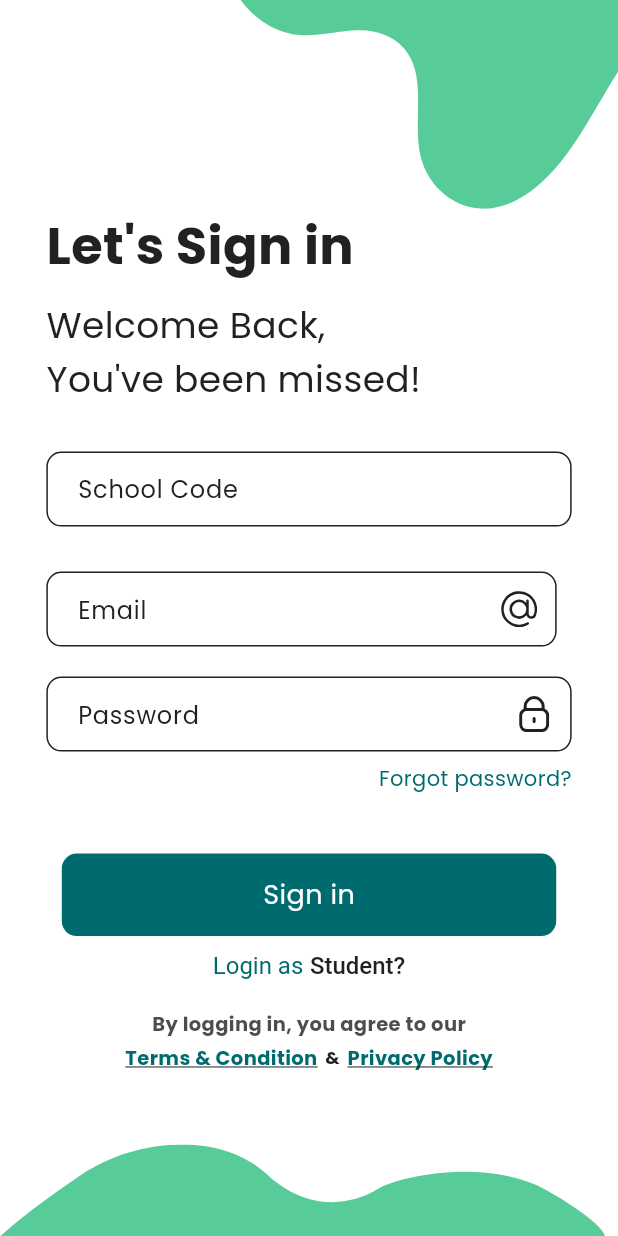
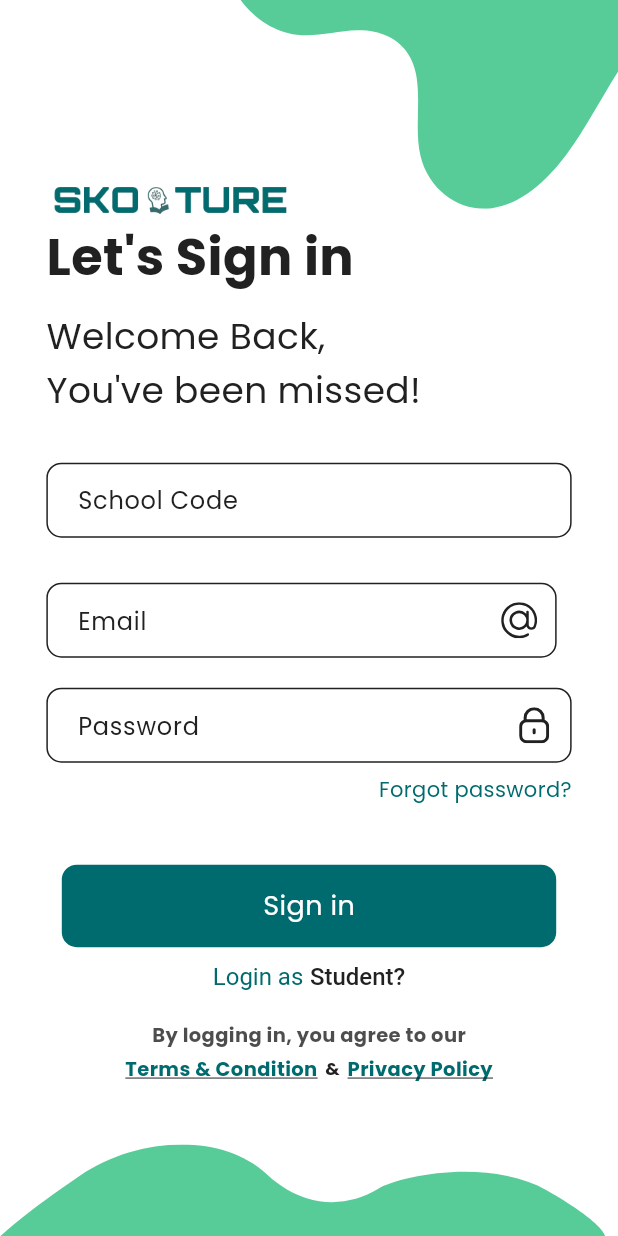
Before and after one commit to Mohamedghaly/SkootureStudent, a Flutter app: the AuthScreen screen opened by its route, after a tap on an icon or button, on a phone screen of 412 x 824 dp. Run offline on Flutter 3.47's test engine with Material 3 defaults, Android fonts, the phone set to English and light mode, and no system bars; our stand-ins replace awesome_notifications, bloc, cached_network_image, carousel_slider, device_info_plus, dio and 29 more; missing offline and left inert: curl_logger_dio_interceptor, flutter_stripe, flutter_tex, razorpay_flutter; accounts and stored records are empty; project files that could hold a hidden picture were left out.

Commit message:
- update faceID icon - add skooture logo to login screes (parent & student) - hide version string if its empty - hide share and rate app

```diff
--- a/lib/cubits/appConfigurationCubit.dart
+++ b/lib/cubits/appConfigurationCubit.dart
@@ -1,8 +1,6 @@
 import 'dart:io';
-
 import 'package:eschool/data/models/appConfiguration.dart';
 import 'package:eschool/data/repositories/systemInfoRepository.dart';
-
 import 'package:flutter_bloc/flutter_bloc.dart';
 
 abstract class AppConfigurationState {}
--- a/lib/ui/screens/auth/authScreen.dart
+++ b/lib/ui/screens/auth/authScreen.dart
@@ -108,8 +108,13 @@ class _AuthScreenState extends State<AuthScreen> with TickerProviderStateMixin {
                         return Column(
                           mainAxisAlignment: MainAxisAlignment.center,
                           children: [
-                            //
-
+                            Image.asset(
+                              "assets/images/skootureLogo.png",
+                              height: boxConstraints.maxHeight * (0.1),
+                            ),
+                            SizedBox(
+                              height: boxConstraints.maxHeight * (0.05),
+                            ),
                             Padding(
                               padding: EdgeInsets.symmetric(
                                 horizontal:
--- a/lib/ui/screens/auth/parentLoginScreen.dart
+++ b/lib/ui/screens/auth/parentLoginScreen.dart
@@ -147,7 +147,9 @@ class _ParentLoginScreenState extends State<ParentLoginScreen>
     if (canCheckBiometrics) {
       final bool authenticated = await BiometricUtils.authenticate();
       if (authenticated) {
-        context.read<BioAuthCubit>().authenticateWithBiometrics(isStudent: false);
+        context
+            .read<BioAuthCubit>()
+            .authenticateWithBiometrics(isStudent: false);
       }
     }
   }
@@ -225,23 +227,31 @@ class _ParentLoginScreenState extends State<ParentLoginScreen>
         ? BiometricType.face
         : _availableBiometrics.first;
 
-    final icon = biometricType == BiometricType.face
-        ? Icons.face
-        : Icons.fingerprint;
+    final isFace = biometricType == BiometricType.face;
 
-    return AspectRatio(
-      aspectRatio: 1.0,
+    return SizedBox(
+      width: 50.0,
+      height: 50.0,
       child: GestureDetector(
         onTap: _signInWithBiometrics,
         child: Container(
+          padding: const EdgeInsets.all(12),
           decoration: BoxDecoration(
             borderRadius: BorderRadius.circular(10),
             color: Theme.of(context).colorScheme.primary,
           ),
-          child: Icon(
-            icon,
-            color: Theme.of(context).scaffoldBackgroundColor,
-          ),
+          child: isFace
+              ? SvgPicture.asset(
+                  "assets/images/faceID.svg",
+                  colorFilter: ColorFilter.mode(
+                    Theme.of(context).scaffoldBackgroundColor,
+                    BlendMode.srcIn,
+                  ),
+                )
+              : Icon(
+                  Icons.fingerprint,
+                  color: Theme.of(context).scaffoldBackgroundColor,
+                ),
         ),
       ),
     );
@@ -254,7 +264,9 @@ class _ParentLoginScreenState extends State<ParentLoginScreen>
         opacity: _formAnimation,
         child: Padding(
           padding: EdgeInsets.only(
-            bottom: MediaQuery.of(context).viewInsets.bottom, //to make UI scrollable when keyboard is opened
+            bottom: MediaQuery.of(context)
+                .viewInsets
+                .bottom, //to make UI scrollable when keyboard is opened
           ),
           child: SizedBox(
             height: MediaQuery.of(context).size.height,
@@ -268,13 +280,20 @@ class _ParentLoginScreenState extends State<ParentLoginScreen>
                 padding: EdgeInsets.only(
                   left: MediaQuery.of(context).size.width * (0.075),
                   right: MediaQuery.of(context).size.width * (0.075),
-                  top: MediaQuery.of(context).size.height * (0.17),
+                  top: MediaQuery.of(context).size.height * (0.15),
                 ),
                 child: Form(
                   child: Column(
                     crossAxisAlignment: CrossAxisAlignment.start,
                     mainAxisSize: MainAxisSize.min,
                     children: [
+                      Image(
+                        image: AssetImage("assets/images/skootureLogo.png"),
+                        width: MediaQuery.of(context).size.width * 0.4,
+                      ),
+                      const SizedBox(
+                        height: 5.0,
+                      ),
                       Text(
                         Utils.getTranslatedLabel(letsSignInKey),
                         style: TextStyle(
@@ -316,7 +335,8 @@ class _ParentLoginScreenState extends State<ParentLoginScreen>
                                 hideText: false,
                                 hintTextKey: emailKey,
                                 bottomPadding: 0,
-                                textEditingController: _emailTextEditingController,
+                                textEditingController:
+                                    _emailTextEditingController,
                                 suffixWidget: Padding(
                                   padding: const EdgeInsets.all(12.0),
                                   child: SvgPicture.asset(
@@ -370,7 +390,8 @@ class _ParentLoginScreenState extends State<ParentLoginScreen>
                                     student: state.student,
                                   );
 
-                              Get.offNamedUntil(Routes.parentHome, (Route<dynamic> route) => false);
+                              Get.offNamedUntil(Routes.parentHome,
+                                  (Route<dynamic> route) => false);
                             } else if (state is SignInFailure) {
                               Utils.showCustomSnackBar(
                                 context: context,
--- a/pubspec.yaml
+++ b/pubspec.yaml
@@ -15,7 +15,7 @@ publish_to: 'none' # Remove this line if you wish to publish to pub.dev
 # In iOS, build-name is used as CFBundleShortVersionString while build-number used as CFBundleVersion.
 # Read more about iOS versioning at
 # https://developer.apple.com/library/archive/documentation/General/Reference/InfoPlistKeyReference/Articles/CoreFoundationKeys.html
-version: 1.0.0+1
+version: 1.0.0+2
 
 environment:
   sdk: ">=3.0.2 <4.0.0"
```
Also changed, not shown: lib/ui/screens/auth/studentLoginScreen.dart (+31 -17 lines), lib/ui/widgets/settingsContainer.dart (+19 -18 lines), assets/images/faceID.svg (added), assets/images/skootureLogo.png (added), 1 other file.
